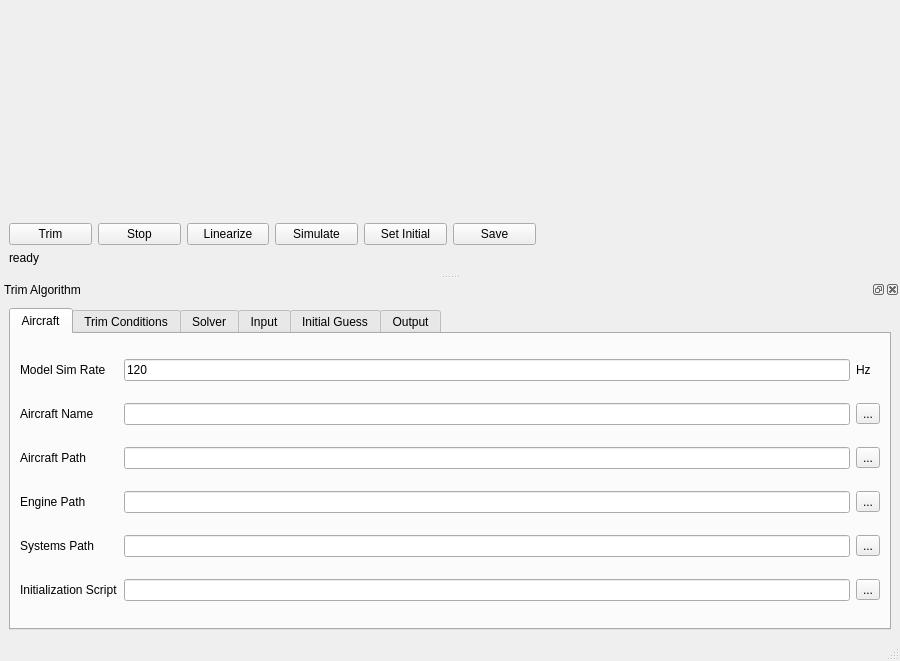
The window that gui/MainWindow_OSG.ui (arktools/jsbsim) describes before a commit, drawn with Qt 5.
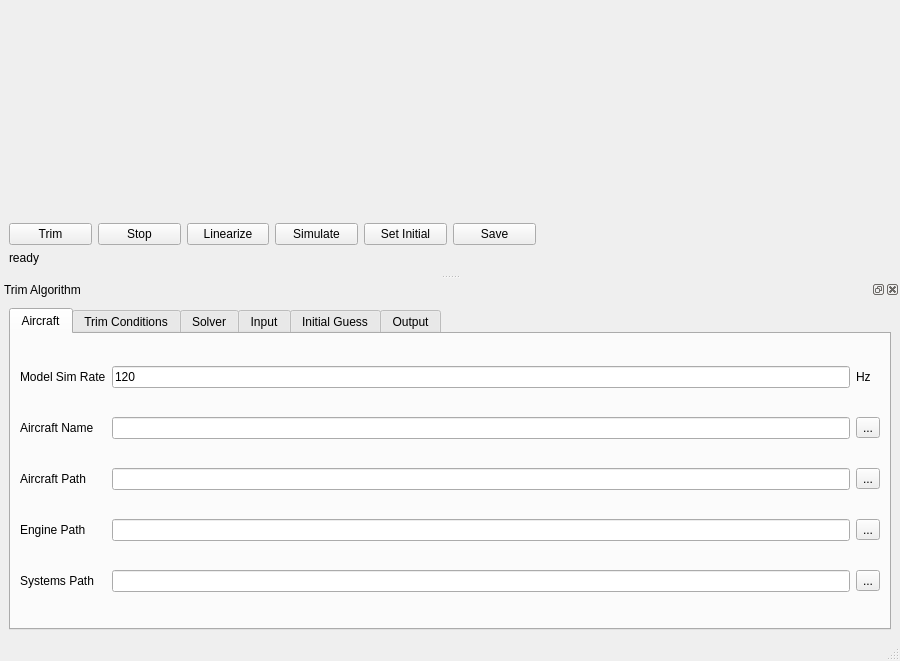
The same window after the commit. The open tabs and pages were chosen to show the change. Custom widgets are drawn as their Qt base class.

Patch:
```diff
--- a/gui/MainWindow_OSG.ui
+++ b/gui/MainWindow_OSG.ui
@@ -245,19 +245,6 @@
            </property>
           </widget>
          </item>
-         <item row="5" column="0">
-          <widget class="QLabel" name="label_5">
-           <property name="sizePolicy">
-            <sizepolicy hsizetype="Preferred" vsizetype="Fixed">
-             <horstretch>0</horstretch>
-             <verstretch>0</verstretch>
-            </sizepolicy>
-           </property>
-           <property name="text">
-            <string>Initialization Script</string>
-           </property>
-          </widget>
-         </item>
          <item row="3" column="1">
           <widget class="QLineEdit" name="lineEdit_enginePath">
            <property name="text">
@@ -272,13 +259,6 @@
            </property>
           </widget>
          </item>
-         <item row="5" column="1">
-          <widget class="QLineEdit" name="lineEdit_initScript">
-           <property name="text">
-            <string/>
-           </property>
-          </widget>
-         </item>
          <item row="3" column="2">
           <widget class="QToolButton" name="toolButton_enginePath">
            <property name="text">
@@ -293,13 +273,6 @@
            </property>
           </widget>
          </item>
-         <item row="5" column="2">
-          <widget class="QToolButton" name="toolButton_initScript">
-           <property name="text">
-            <string>...</string>
-           </property>
-          </widget>
-         </item>
         </layout>
        </widget>
        <widget class="QWidget" name="tab">
```
Left out of the diff: 4 changed lines with no effect on the pictures.
